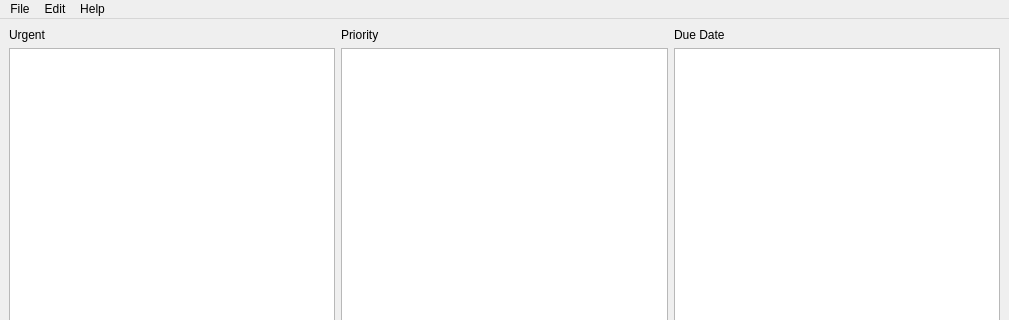
MarkoShiva/multiqueue, file multiqueueapp.ui: the form before one commit; both pictures show x 0 to 1009 and y 0 to 320 of the 1009 by 602 pixel window.
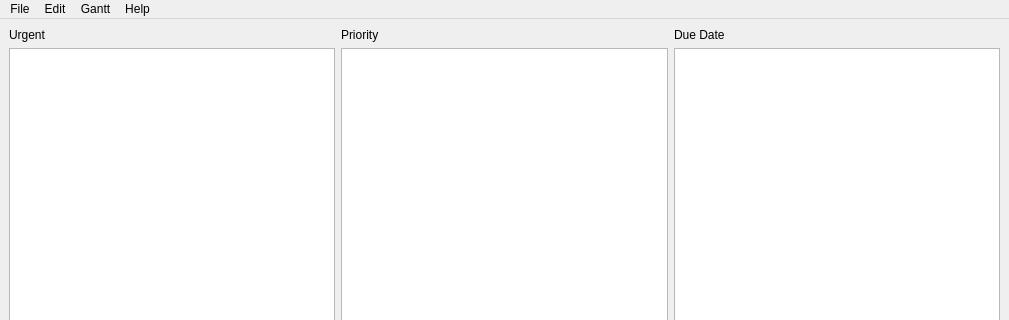
The form after the commit.

Diff of the .ui file:
```diff
--- a/multiqueueapp.ui
+++ b/multiqueueapp.ui
@@ -338,8 +338,15 @@
     </property>
     <addaction name="actionAbout_Program"/>
    </widget>
+   <widget class="QMenu" name="menuGantt">
+    <property name="title">
+     <string>Gantt</string>
+    </property>
+    <addaction name="actionOpen_gantt_view"/>
+   </widget>
    <addaction name="menuFile"/>
    <addaction name="menuEdit"/>
+   <addaction name="menuGantt"/>
    <addaction name="menuHelp"/>
   </widget>
   <widget class="QStatusBar" name="statusbar"/>
```
Left out of the diff: 5 changed lines with no effect on the pictures.
